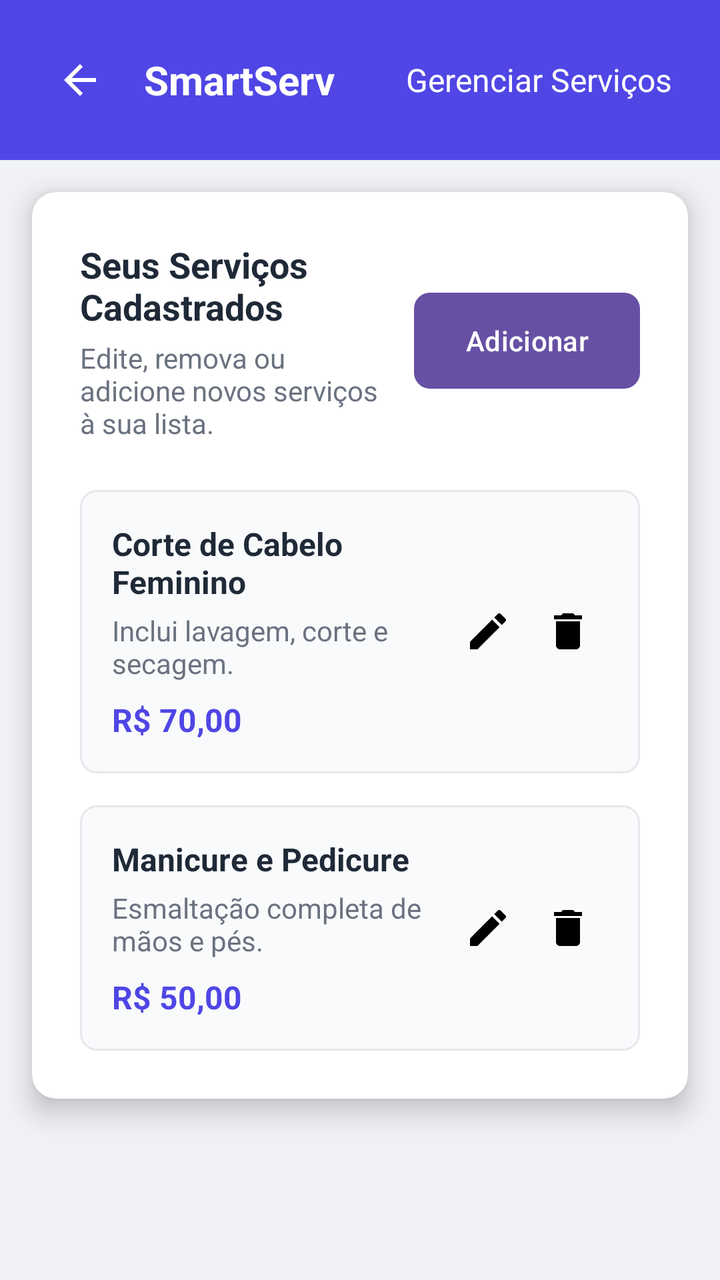
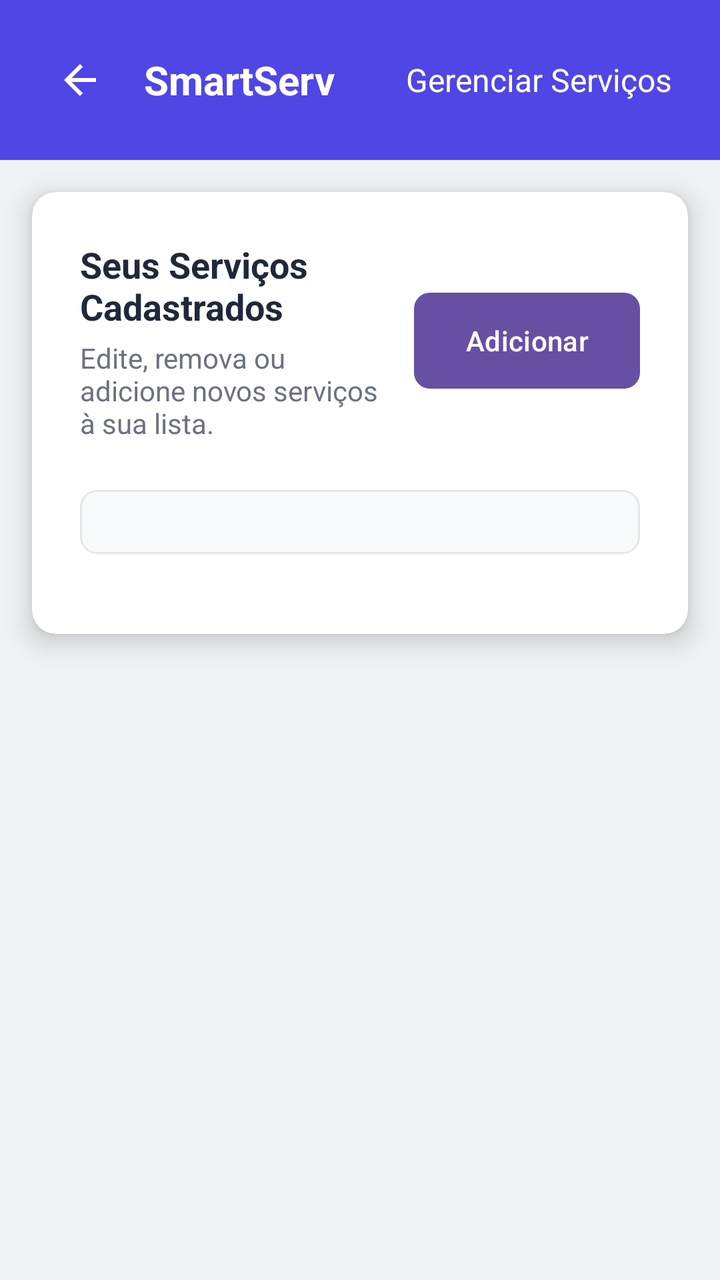

The first picture is an Android layout as it rendered before a commit; the second is the same layout after the commit. The layout source and the unified diff follow.
<!-- AndroidManifest.xml: application theme Theme.SmartApp -->
<!-- res/layout/gerenciar_servico.xml -->
<?xml version="1.0" encoding="utf-8"?>
<RelativeLayout xmlns:android="http://schemas.android.com/apk/res/android"
    xmlns:app="http://schemas.android.com/apk/res-auto"
    android:layout_width="match_parent"
    android:layout_height="match_parent"
    android:background="#F0F2F5">

    
    <RelativeLayout
        android:id="@+id/header"
        android:layout_width="match_parent"
        android:layout_height="wrap_content"
        android:background="#4F46E5"
        android:padding="16dp"
        android:layout_alignParentTop="true">

        <ImageButton
            android:id="@+id/btnVoltarServico"
            android:layout_width="48dp"
            android:layout_height="48dp"
            android:background="?attr/selectableItemBackgroundBorderless"
            android:contentDescription="gere2"
            android:src="@drawable/ic_arrow_back"
            android:layout_alignParentStart="true"/>

        <TextView
            android:id="@+id/logoTextHeader"
            android:layout_width="wrap_content"
            android:layout_height="wrap_content"
            android:layout_centerVertical="true"
            android:layout_toEndOf="@id/btnVoltarServico"
            android:layout_marginStart="8dp"
            android:text="SmartServ"
            android:textColor="#FFFFFF"
            android:textSize="20sp"
            android:textStyle="bold"/>

        <TextView
            android:id="@+id/headerTitle"
            android:layout_width="wrap_content"
            android:layout_height="wrap_content"
            android:layout_alignParentEnd="true"
            android:layout_centerVertical="true"
            android:layout_marginEnd="8dp"
            android:text="Gerenciar Serviços"
            android:textColor="#FFFFFF"
            android:textSize="16sp"
            android:maxLines="1"
            android:ellipsize="end"/>
    </RelativeLayout>

    
    <androidx.cardview.widget.CardView
        android:layout_width="match_parent"
        android:layout_height="wrap_content"
        android:layout_below="@id/header"
        android:layout_margin="16dp"
        app:cardCornerRadius="12dp"
        app:cardElevation="8dp"
        app:cardBackgroundColor="@android:color/white">

        <LinearLayout
            android:layout_width="match_parent"
            android:layout_height="wrap_content"
            android:orientation="vertical"
            android:padding="24dp">

            
            <LinearLayout
                android:layout_width="match_parent"
                android:layout_height="wrap_content"
                android:orientation="vertical"
                android:layout_marginBottom="24dp">

                <LinearLayout
                    android:layout_width="match_parent"
                    android:layout_height="wrap_content"
                    android:orientation="horizontal"
                    android:gravity="center_vertical"
                    android:weightSum="1">

                    <LinearLayout
                        android:layout_width="0dp"
                        android:layout_height="wrap_content"
                        android:layout_weight="0.7"
                        android:orientation="vertical">

                        <TextView
                            android:layout_width="match_parent"
                            android:layout_height="wrap_content"
                            android:text="Seus Serviços Cadastrados"
                            android:textColor="#1F2937"
                            android:textSize="18sp"
                            android:textStyle="bold"/>

                        <TextView
                            android:layout_width="match_parent"
                            android:layout_height="wrap_content"
                            android:layout_marginTop="4dp"
                            android:text="Edite, remova ou adicione novos serviços à sua lista."
                            android:textColor="#6B7280"
                            android:textSize="14sp"/>
                    </LinearLayout>

                    <Button
                        android:id="@+id/addNewServiceBtn"
                        android:layout_width="48dp"
                        android:layout_height="48dp"
                        android:layout_weight="0.3"
                        android:layout_marginStart="16dp"
                        android:drawableStart="@drawable/ic_add"
                        android:drawableTint="@android:color/white"
                        android:drawablePadding="4dp"
                        android:paddingStart="8dp"
                        android:paddingEnd="8dp"
                        android:text="Adicionar"
                        android:textColor="@android:color/white"
                        android:backgroundTint="#4F46E5"
                        android:background="@drawable/rounded_button"
                        android:minHeight="40dp"
                        android:maxLines="1"
                        android:ellipsize="end"/>
                </LinearLayout>
            </LinearLayout>

            
            <LinearLayout
                android:id="@+id/serviceList"
                android:layout_width="match_parent"
                android:layout_height="wrap_content"
                android:orientation="vertical">

                
                <RelativeLayout
                    android:layout_width="match_parent"
                    android:layout_height="wrap_content"
                    android:background="@drawable/service_item_background"
                    android:padding="16dp"
                    android:layout_marginBottom="16dp"
                    android:clickable="true"
                    android:focusable="true">

                    <LinearLayout
                        android:layout_width="wrap_content"
                        android:layout_height="wrap_content"
                        android:orientation="vertical"
                        android:layout_alignParentStart="true"
                        android:layout_toStartOf="@+id/actionButtons">

                        <TextView
                            android:layout_width="wrap_content"
                            android:layout_height="wrap_content"
                            android:text="Corte de Cabelo Feminino"
                            android:textColor="#1F2937"
                            android:textSize="16sp"
                            android:textStyle="bold"/>

                        <TextView
                            android:layout_width="wrap_content"
                            android:layout_height="wrap_content"
                            android:layout_marginTop="4dp"
                            android:text="Inclui lavagem, corte e secagem."
                            android:textColor="#6B7280"
                            android:textSize="14sp"/>

                        <TextView
                            android:layout_width="wrap_content"
                            android:layout_height="wrap_content"
                            android:layout_marginTop="8dp"
                            android:text="R$ 70,00"
                            android:textColor="#4F46E5"
                            android:textSize="16sp"
                            android:textStyle="bold"/>
                    </LinearLayout>

                    <LinearLayout
                        android:id="@+id/actionButtons"
                        android:layout_width="wrap_content"
                        android:layout_height="wrap_content"
                        android:orientation="horizontal"
                        android:layout_alignParentEnd="true"
                        android:layout_centerVertical="true">

                        <ImageButton
                            android:id="@+id/editButton1"
                            android:layout_width="40dp"
                            android:layout_height="40dp"
                            android:background="?attr/selectableItemBackgroundBorderless"
                            android:contentDescription="image5"
                            app:srcCompat="@drawable/ic_edit"
                            />

                        <ImageButton
                            android:id="@+id/deleteButton1"
                            android:layout_width="40dp"
                            android:layout_height="40dp"
                            android:background="?attr/selectableItemBackgroundBorderless"
                            android:contentDescription="image1"
                            app:srcCompat="@drawable/ic_delete"
                            />
                    </LinearLayout>
                </RelativeLayout>

                
                <RelativeLayout
                    android:layout_width="match_parent"
                    android:layout_height="wrap_content"
                    android:background="@drawable/service_item_background"
                    android:padding="16dp"
                    android:clickable="true"
                    android:focusable="true">

                    <LinearLayout
                        android:layout_width="wrap_content"
                        android:layout_height="wrap_content"
                        android:orientation="vertical"
                        android:layout_alignParentStart="true"
                        android:layout_toStartOf="@+id/actionButtons2">

                        <TextView
                            android:layout_width="wrap_content"
                            android:layout_height="wrap_content"
                            android:text="Manicure e Pedicure"
                            android:textColor="#1F2937"
                            android:textSize="16sp"
                            android:textStyle="bold"/>

                        <TextView
                            android:layout_width="wrap_content"
                            android:layout_height="wrap_content"
                            android:layout_marginTop="4dp"
                            android:text="Esmaltação completa de mãos e pés."
                            android:textColor="#6B7280"
                            android:textSize="14sp"/>

                        <TextView
                            android:layout_width="wrap_content"
                            android:layout_height="wrap_content"
                            android:layout_marginTop="8dp"
                            android:text="R$ 50,00"
                            android:textColor="#4F46E5"
                            android:textSize="16sp"
                            android:textStyle="bold"/>
                    </LinearLayout>

                    <LinearLayout
                        android:id="@+id/actionButtons2"
                        android:layout_width="wrap_content"
                        android:layout_height="wrap_content"
                        android:orientation="horizontal"
                        android:layout_alignParentEnd="true"
                        android:layout_centerVertical="true">

                        <ImageButton
                            android:id="@+id/editButton2"
                            android:layout_width="40dp"
                            android:layout_height="40dp"
                            android:background="?attr/selectableItemBackgroundBorderless"
                            android:contentDescription="image4"
                            app:srcCompat="@drawable/ic_edit"
                            />

                        <ImageButton
                            android:id="@+id/deleteButton2"
                            android:layout_width="40dp"
                            android:layout_height="40dp"
                            android:background="?attr/selectableItemBackgroundBorderless"
                            android:contentDescription="image3"
                            app:srcCompat="@drawable/ic_delete"
                            />
                    </LinearLayout>
                </RelativeLayout>
            </LinearLayout>
        </LinearLayout>
    </androidx.cardview.widget.CardView>
</RelativeLayout>
<!-- resources referenced by this layout -->
<resources>
  <!-- drawable ic_add (drawable) -->
  <?xml version="1.0" encoding="utf-8"?>
  <vector xmlns:android="http://schemas.android.com/apk/res/android"
      android:width="24dp"
      android:height="24dp"
      android:viewportWidth="24"
      android:viewportHeight="24">
      <path
          android:fillColor="#FF000000"
          android:pathData="M19,13h-6v6h-2v-6H5v-2h6V5h2v6h6v2z"/>
  </vector>
  <!-- drawable ic_arrow_back (drawable) -->
  <vector xmlns:android="http://schemas.android.com/apk/res/android"
      android:width="24dp"
      android:height="24dp"
      android:viewportWidth="24"
      android:viewportHeight="24">
      <path android:fillColor="#FFFFFF" android:pathData="M20,11H7.83l5.59,-5.59L12,4l-8,8 8,8 1.41,-1.41L7.83,13H20v-2z"/>
  </vector>
  <!-- drawable ic_delete (drawable) -->
  <vector xmlns:android="http://schemas.android.com/apk/res/android"
      android:width="24dp"
      android:height="24dp"
      android:viewportWidth="24"
      android:viewportHeight="24">
      <path
          android:fillColor="#FF000000"
          android:pathData="M6,19c0,1.1 0.9,2 2,2h8c1.1,0 2,-0.9 2,-2V7H6V19zM19,4h-3.5l-1,-1h-5l-1,1H5v2h14V4z"/>
  </vector>
  <!-- drawable ic_edit (drawable) -->
  <vector xmlns:android="http://schemas.android.com/apk/res/android"
      android:width="24dp"
      android:height="24dp"
      android:viewportWidth="24"
      android:viewportHeight="24">
      <path
          android:fillColor="#FF000000"
          android:pathData="M3,17.25V21h3.75L17.81,9.94l-3.75,-3.75L3,17.25zM20.71,7.04c0.39,-0.39 0.39,-1.02 0,-1.41l-2.34,-2.34c-0.39,-0.39 -1.02,-0.39 -1.41,0l-1.83,1.83 3.75,3.75 1.83,-1.83z"/>
  </vector>
  <!-- drawable rounded_button (drawable) -->
  <?xml version="1.0" encoding="utf-8"?>
  <shape xmlns:android="http://schemas.android.com/apk/res/android"
      android:shape="rectangle">
      <corners android:radius="8dp" />
      <solid android:color="#4F46E5" />
  </shape>
  <!-- drawable service_item_background (drawable) -->
  <?xml version="1.0" encoding="utf-8"?>
  <shape xmlns:android="http://schemas.android.com/apk/res/android"
      android:shape="rectangle">
      <solid android:color="#F9FAFB" />
      <corners android:radius="8dp" />
      <stroke
          android:width="1dp"
          android:color="#E5E7EB" />
  </shape>
  <style name="Theme.SmartApp" parent="Base.Theme.SmartApp" />
  <style name="Base.Theme.SmartApp" parent="Theme.Material3.DayNight.NoActionBar" />
</resources>

<!-- the commit's change to res/layout/gerenciar_servico.xml (unified diff, before → after) -->
@@ -3,6 +3,7 @@
     xmlns:app="http://schemas.android.com/apk/res-auto"
     android:layout_width="match_parent"
     android:layout_height="match_parent"
+    xmlns:tools="http://schemas.android.com/tools"
     android:background="#F0F2F5">
 
     
@@ -130,147 +131,109 @@
                 android:layout_height="wrap_content"
                 android:orientation="vertical">
 
+            <ScrollView
+                android:layout_width="match_parent"
+                android:layout_height="wrap_content"
+                >
                 
-                <RelativeLayout
+                <androidx.recyclerview.widget.RecyclerView
+                    android:id="@+id/rvServico"
                     android:layout_width="match_parent"
                     android:layout_height="wrap_content"
                     android:background="@drawable/service_item_background"
                     android:padding="16dp"
                     android:layout_marginBottom="16dp"
                     android:clickable="true"
-                    android:focusable="true">
-
-                    <LinearLayout
-                        android:layout_width="wrap_content"
-                        android:layout_height="wrap_content"
-                        android:orientation="vertical"
-                        android:layout_alignParentStart="true"
-                        android:layout_toStartOf="@+id/actionButtons">
-
-                        <TextView
-                            android:layout_width="wrap_content"
-                            android:layout_height="wrap_content"
-                            android:text="Corte de Cabelo Feminino"
-                            android:textColor="#1F2937"
-                            android:textSize="16sp"
-                            android:textStyle="bold"/>
-
-                        <TextView
-                            android:layout_width="wrap_content"
-                            android:layout_height="wrap_content"
-                            android:layout_marginTop="4dp"
-                            android:text="Inclui lavagem, corte e secagem."
-                            android:textColor="#6B7280"
-                            android:textSize="14sp"/>
-
-                        <TextView
-                            android:layout_width="wrap_content"
-                            android:layout_height="wrap_content"
-                            android:layout_marginTop="8dp"
-                            android:text="R$ 70,00"
-                            android:textColor="#4F46E5"
-                            android:textSize="16sp"
-                            android:textStyle="bold"/>
-                    </LinearLayout>
-
-                    <LinearLayout
-                        android:id="@+id/actionButtons"
-                        android:layout_width="wrap_content"
-                        android:layout_height="wrap_content"
-                        android:orientation="horizontal"
-                        android:layout_alignParentEnd="true"
-                        android:layout_centerVertical="true">
-
-                        <ImageButton
-                            android:id="@+id/editButton1"
-                            android:layout_width="40dp"
-                            android:layout_height="40dp"
-                            android:background="?attr/selectableItemBackgroundBorderless"
-                            android:contentDescription="image5"
-                            app:srcCompat="@drawable/ic_edit"
-                            />
-
-                        <ImageButton
-                            android:id="@+id/deleteButton1"
-                            android:layout_width="40dp"
-                            android:layout_height="40dp"
-                            android:background="?attr/selectableItemBackgroundBorderless"
-                            android:contentDescription="image1"
-                            app:srcCompat="@drawable/ic_delete"
-                            />
-                    </LinearLayout>
-                </RelativeLayout>
+                    android:focusable="true"
+                    tools:listitem="@layout/servico_category"
+                    app:spanCount="1"
+                    tools:itemCount="1"
+                    />
+            </ScrollView>
 
                 
-                <RelativeLayout
-                    android:layout_width="match_parent"
-                    android:layout_height="wrap_content"
-                    android:background="@drawable/service_item_background"
-                    android:padding="16dp"
-                    android:clickable="true"
-                    android:focusable="true">
-
-                    <LinearLayout
-                        android:layout_width="wrap_content"
-                        android:layout_height="wrap_content"
-                        android:orientation="vertical"
-                        android:layout_alignParentStart="true"
-                        android:layout_toStartOf="@+id/actionButtons2">
-
-                        <TextView
-                            android:layout_width="wrap_content"
-                            android:layout_height="wrap_content"
-                            android:text="Manicure e Pedicure"
-                            android:textColor="#1F2937"
-                            android:textSize="16sp"
-                            android:textStyle="bold"/>
-
-                        <TextView
-                            android:layout_width="wrap_content"
-                            android:layout_height="wrap_content"
-                            android:layout_marginTop="4dp"
-                            android:text="Esmaltação completa de mãos e pés."
-                            android:textColor="#6B7280"
-                            android:textSize="14sp"/>
-
-                        <TextView
-                            android:layout_width="wrap_content"
-                            android:layout_height="wrap_content"
-                            android:layout_marginTop="8dp"
-                            android:text="R$ 50,00"
-                            android:textColor="#4F46E5"
-                            android:textSize="16sp"
-                            android:textStyle="bold"/>
-                    </LinearLayout>
-
-                    <LinearLayout
-                        android:id="@+id/actionButtons2"
-                        android:layout_width="wrap_content"
-                        android:layout_height="wrap_content"
-                        android:orientation="horizontal"
-                        android:layout_alignParentEnd="true"
-                        android:layout_centerVertical="true">
-
-                        <ImageButton
-                            android:id="@+id/editButton2"
-                            android:layout_width="40dp"
-                            android:layout_height="40dp"
-                            android:background="?attr/selectableItemBackgroundBorderless"
-                            android:contentDescription="image4"
-                            app:srcCompat="@drawable/ic_edit"
-                            />
-
-                        <ImageButton
-                            android:id="@+id/deleteButton2"
-                            android:layout_width="40dp"
-                            android:layout_height="40dp"
-                            android:background="?attr/selectableItemBackgroundBorderless"
-                            android:contentDescription="image3"
-                            app:srcCompat="@drawable/ic_delete"
-                            />
-                    </LinearLayout>
-                </RelativeLayout>
+
             </LinearLayout>
         </LinearLayout>
     </androidx.cardview.widget.CardView>
 </RelativeLayout>
+<!-- res/layout/servico_category.xml (included above) -->
+<?xml version="1.0" encoding="utf-8"?>
+<RelativeLayout xmlns:android="http://schemas.android.com/apk/res/android"
+    xmlns:app="http://schemas.android.com/apk/res-auto"
+    android:layout_width="match_parent"
+    android:layout_height="wrap_content"
+    android:background="@drawable/service_item_background"
+    android:padding="16dp"
+    android:layout_marginBottom="16dp"
+    android:clickable="true"
+    android:focusable="true">
+
+    
+    <LinearLayout
+        android:id="@+id/infoContainer"
+        android:layout_width="0dp"
+        android:layout_height="wrap_content"
+        android:layout_toStartOf="@+id/actionButtons"
+        android:layout_alignParentStart="true"
+        android:orientation="vertical">
+
+        <TextView
+            android:id="@+id/servicoNome"
+            android:layout_width="match_parent"
+            android:layout_height="wrap_content"
+            android:text="Corte de Cabelo Feminino"
+            android:textColor="#1F2937"
+            android:textSize="16sp"
+            android:textStyle="bold"
+            android:ellipsize="end"
+            android:maxLines="1"/>
+
+        <TextView
+            android:id="@+id/tiposervico"
+            android:layout_width="match_parent"
+            android:layout_height="wrap_content"
+            android:layout_marginTop="4dp"
+            android:text="Inclui lavagem, corte e secagem."
+            android:textColor="#6B7280"
+            android:textSize="14sp"
+            android:ellipsize="end"
+            android:maxLines="2"/>
+
+        <TextView
+            android:id="@+id/servicovalor"
+            android:layout_width="match_parent"
+            android:layout_height="wrap_content"
+            android:layout_marginTop="8dp"
+            android:text="R$ 70,00"
+            android:textColor="#4F46E5"
+            android:textSize="16sp"
+            android:textStyle="bold"/>
+    </LinearLayout>
+
+    
+    <LinearLayout
+        android:id="@+id/actionButtons"
+        android:layout_width="wrap_content"
+        android:layout_height="wrap_content"
+        android:layout_alignParentEnd="true"
+        android:layout_centerVertical="true"
+        android:orientation="horizontal">
+
+        <ImageButton
+            android:id="@+id/editarservico"
+            android:layout_width="40dp"
+            android:layout_height="40dp"
+            android:background="?attr/selectableItemBackgroundBorderless"
+            android:contentDescription="Editar serviço"
+            app:srcCompat="@drawable/ic_edit"/>
+
+        <ImageButton
+            android:id="@+id/excluirservico"
+            android:layout_width="40dp"
+            android:layout_height="40dp"
+            android:background="?attr/selectableItemBackgroundBorderless"
+            android:contentDescription="Excluir serviço"
+            app:srcCompat="@drawable/ic_delete"/>
+    </LinearLayout>
+</RelativeLayout>
